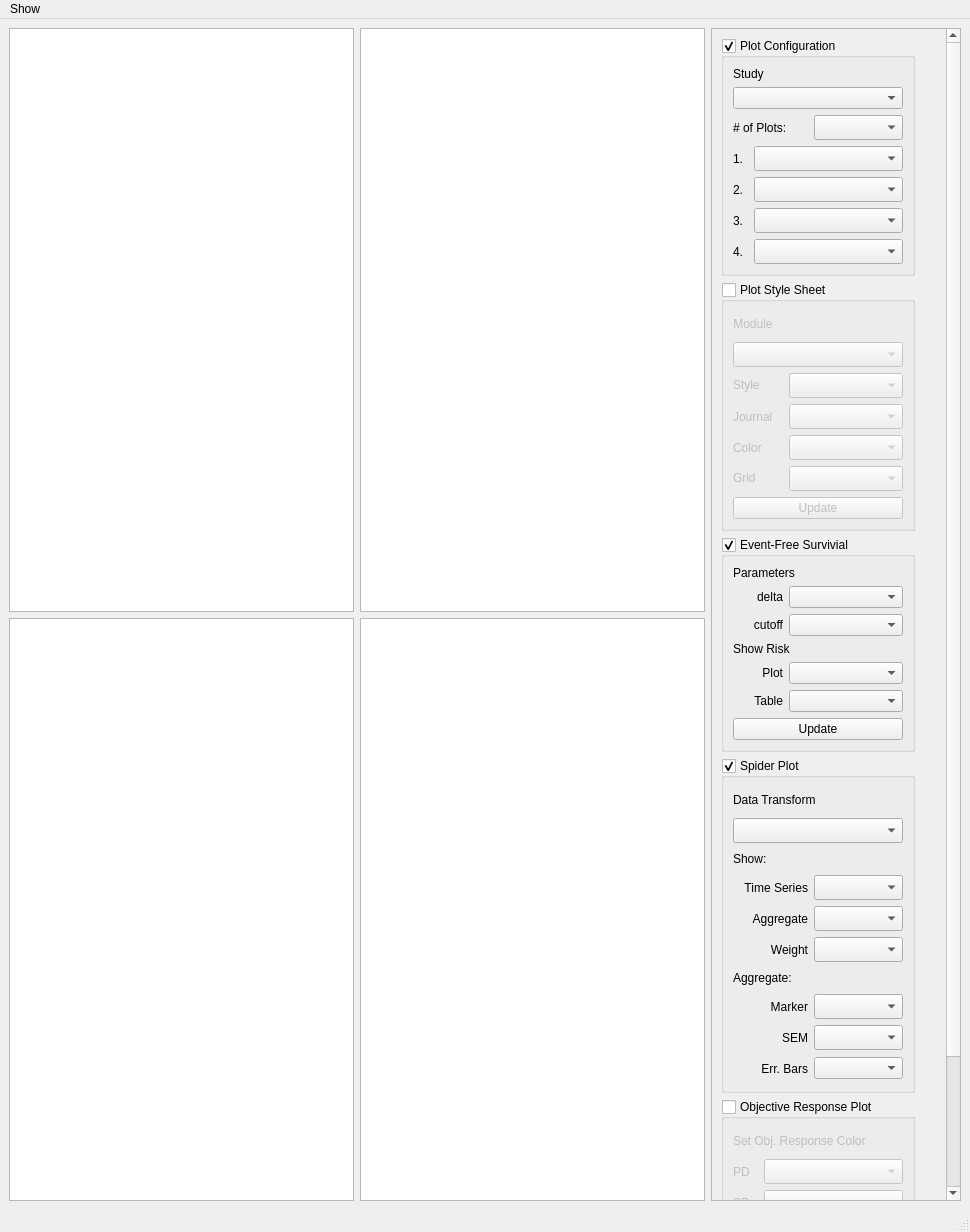
Qt form src/TumorVolumeStudyView.ui (DennisDean/TumorVolumetrics) before a commit.
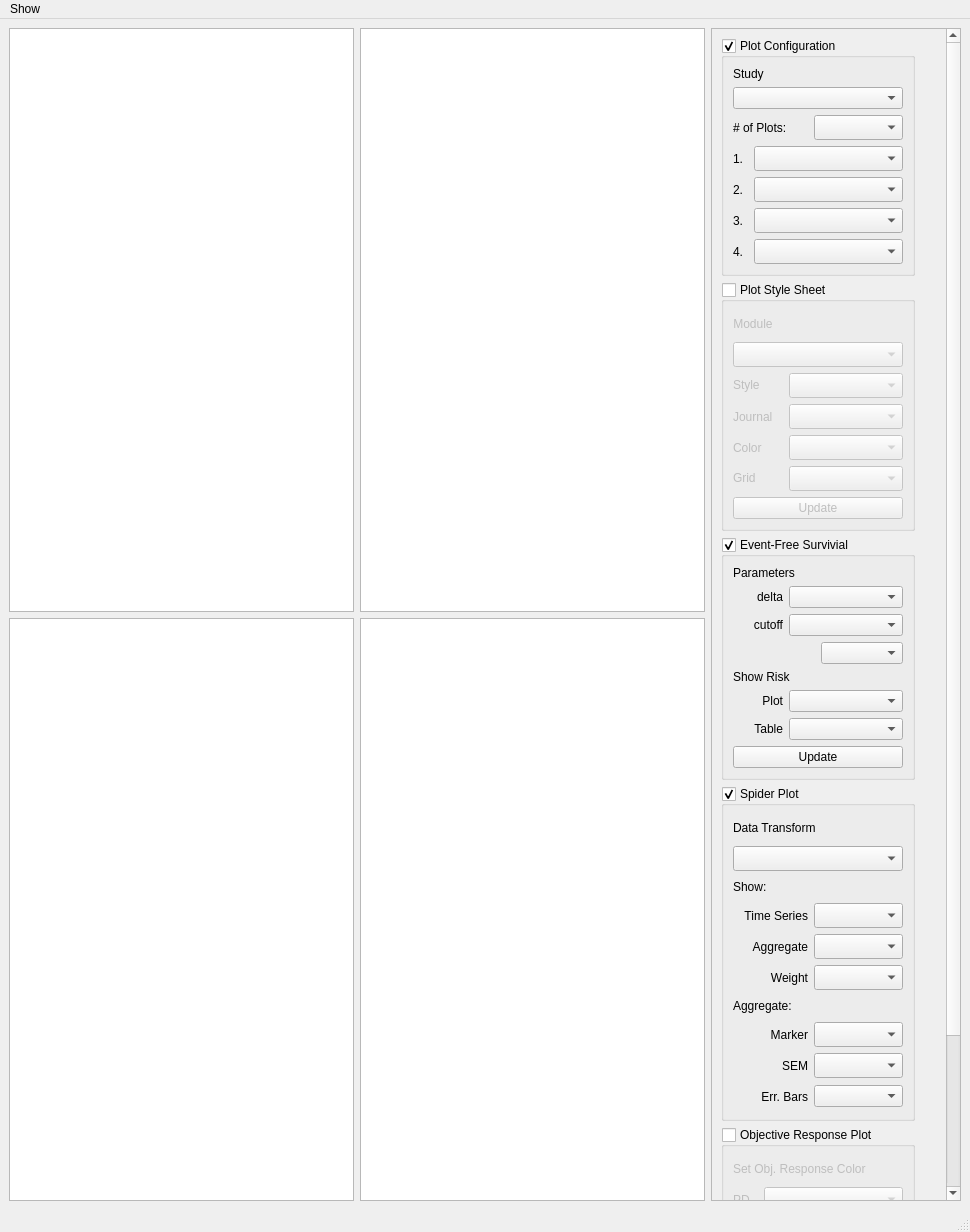
The same form after that commit.

Commit message: Disabled view buttons that don't have data specific responses. Experiment and Study view are the only ones meant to be active. Study view button sometimes view

```diff
--- a/src/TumorVolumeStudyView.ui
+++ b/src/TumorVolumeStudyView.ui
@@ -74,7 +74,7 @@
                <x>0</x>
                <y>0</y>
                <width>231</width>
-               <height>1448</height>
+               <height>1482</height>
               </rect>
              </property>
              <property name="sizePolicy">
@@ -681,6 +681,20 @@
                      </item>
                     </layout>
                    </item>
+                   <item>
+                    <layout class="QHBoxLayout" name="horizontalLayout_event_free_cutoff_day">
+                     <item>
+                      <widget class="QLabel" name="label_33">
+                       <property name="text">
+                        <string/>
+                       </property>
+                      </widget>
+                     </item>
+                     <item>
+                      <widget class="QComboBox" name="comboBox_event_free_cutoff_days"/>
+                     </item>
+                    </layout>
+                   </item>
                    <item>
                     <widget class="QLabel" name="label_30">
                      <property name="text">
```
The commit also changes 3 other files.
